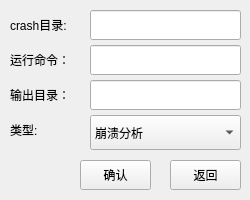
Old version of the form ui/analyse_plus.ui in the repository tianmai1/minifuzz-bysj.
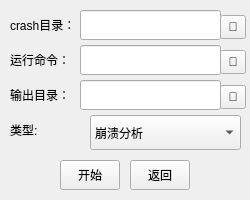
New version of the form.

Commit message: 修改：     src/Ui_analyse_plus.py 	修改：     src/Ui_minifuzz.py 	修改：     src/Ui_new.py 	修改：     ui/analyse_plus.ui 	修改：     ui/new.ui

```diff
--- a/ui/analyse_plus.ui
+++ b/ui/analyse_plus.ui
@@ -23,7 +23,7 @@
     </rect>
    </property>
    <property name="text">
-    <string>crash目录:</string>
+    <string>crash目录：</string>
    </property>
   </widget>
   <widget class="QLabel" name="out_path">
@@ -86,9 +86,9 @@
   <widget class="QPushButton" name="pushButton_2">
    <property name="geometry">
     <rect>
-     <x>170</x>
+     <x>130</x>
      <y>160</y>
-     <width>71</width>
+     <width>60</width>
      <height>30</height>
     </rect>
    </property>
@@ -99,9 +99,9 @@
   <widget class="QLineEdit" name="in_path_input">
    <property name="geometry">
     <rect>
-     <x>90</x>
+     <x>80</x>
      <y>10</y>
-     <width>151</width>
+     <width>141</width>
      <height>30</height>
     </rect>
    </property>
@@ -109,9 +109,9 @@
   <widget class="QLineEdit" name="cmd_input">
    <property name="geometry">
     <rect>
-     <x>90</x>
+     <x>80</x>
      <y>45</y>
-     <width>151</width>
+     <width>141</width>
      <height>30</height>
     </rect>
    </property>
@@ -132,9 +132,9 @@
   <widget class="QLineEdit" name="out_path_input">
    <property name="geometry">
     <rect>
-     <x>90</x>
+     <x>80</x>
      <y>80</y>
-     <width>151</width>
+     <width>141</width>
      <height>30</height>
     </rect>
    </property>
@@ -142,14 +142,53 @@
   <widget class="QPushButton" name="pushButton_3">
    <property name="geometry">
     <rect>
-     <x>80</x>
+     <x>60</x>
      <y>160</y>
-     <width>71</width>
+     <width>60</width>
      <height>30</height>
     </rect>
    </property>
    <property name="text">
-    <string>确认</string>
+    <string>开始</string>
+   </property>
+  </widget>
+  <widget class="QToolButton" name="crash_path_button">
+   <property name="geometry">
+    <rect>
+     <x>220</x>
+     <y>15</y>
+     <width>26</width>
+     <height>24</height>
+    </rect>
+   </property>
+   <property name="text">
+    <string>📂</string>
+   </property>
+  </widget>
+  <widget class="QToolButton" name="out_path_button">
+   <property name="geometry">
+    <rect>
+     <x>220</x>
+     <y>85</y>
+     <width>26</width>
+     <height>24</height>
+    </rect>
+   </property>
+   <property name="text">
+    <string>📂</string>
+   </property>
+  </widget>
+  <widget class="QToolButton" name="program_path_button">
+   <property name="geometry">
+    <rect>
+     <x>220</x>
+     <y>50</y>
+     <width>26</width>
+     <height>24</height>
+    </rect>
+   </property>
+   <property name="text">
+    <string>📂</string>
    </property>
   </widget>
  </widget>
```
The commit also changes 4 other files.
